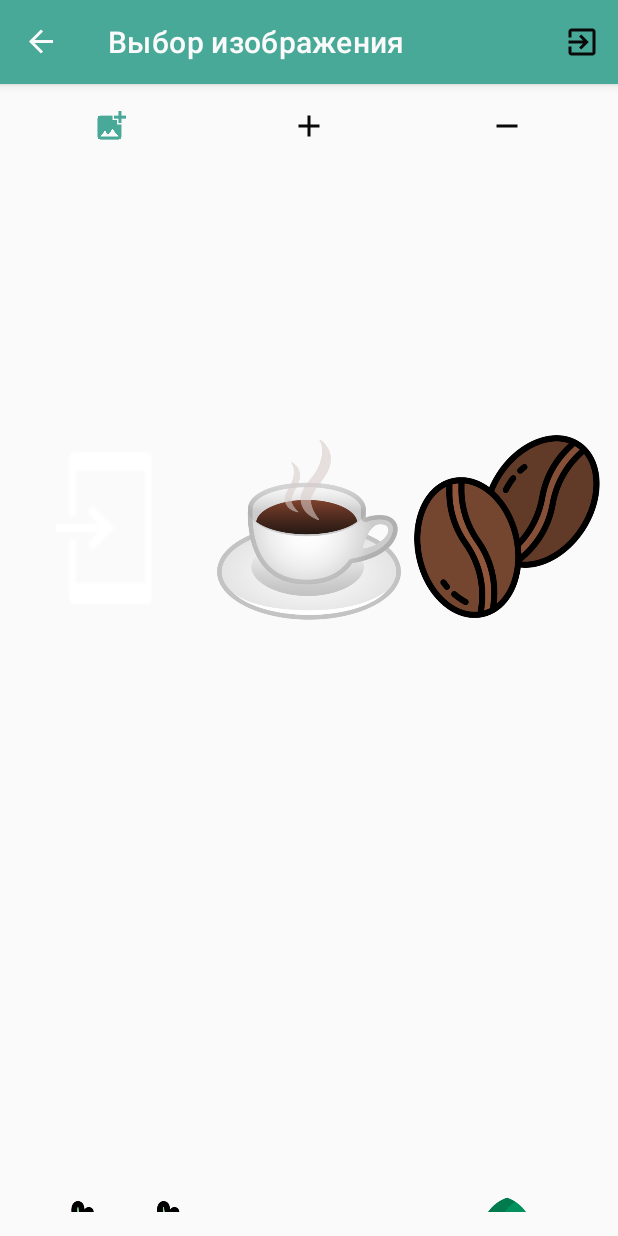
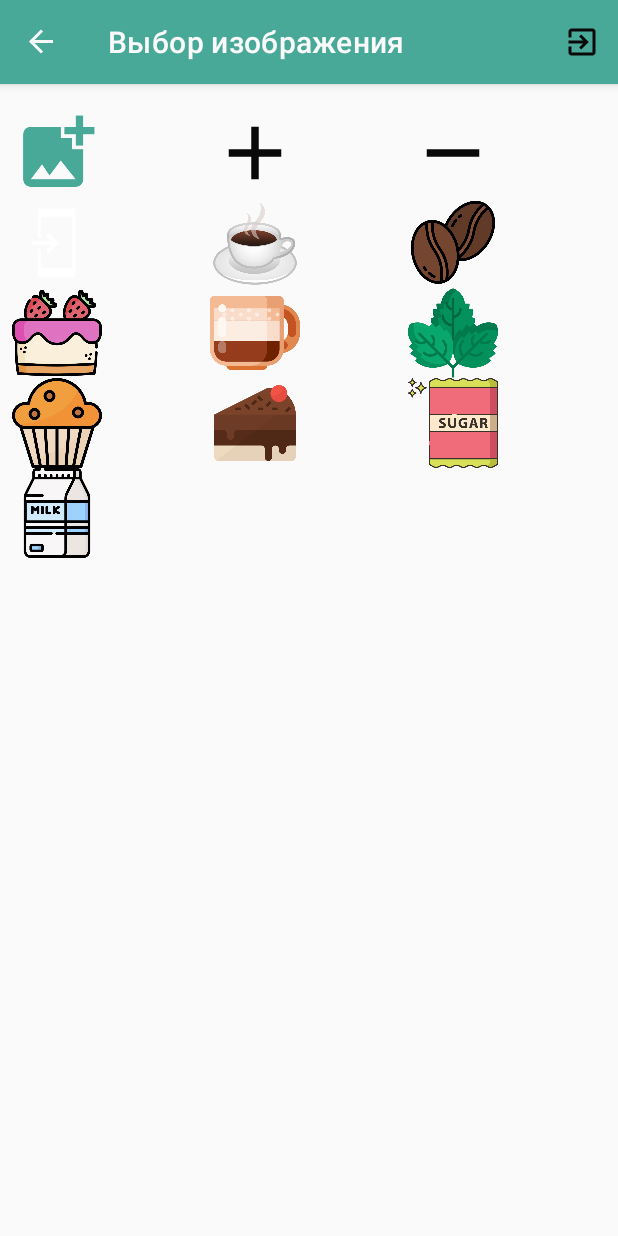
Before and after one commit to Stikerok/CoffeePOS, an Android app: the ChoiceImageFragment screen opened through its navigation route, on a phone screen of 412 x 824 dp. Run offline under Robolectric (Android 15) with nearby library versions, the phone set to English and light mode, and no system bars; our stand-ins replace Firebase (no records; nobody signed in at launch, a user with empty details on screens opened directly), navigation-ui; 1 statement that could not run was skipped.

Commit message:
dd_image

```diff
--- a/app/src/main/res/layout/confirm_order_item.xml
+++ b/app/src/main/res/layout/confirm_order_item.xml
@@ -7,8 +7,8 @@
 
     <ImageView
         android:id="@+id/img_prod_item_conf"
-        android:layout_width="wrap_content"
-        android:layout_height="match_parent"
+        android:layout_width="60dp"
+        android:layout_height="60dp"
         android:layout_marginStart="5dp"
         android:layout_marginEnd="5dp"
         app:layout_constraintBottom_toBottomOf="parent"
--- a/app/src/main/res/layout/fragment_dish_card.xml
+++ b/app/src/main/res/layout/fragment_dish_card.xml
@@ -103,7 +103,7 @@
 
     <com.google.android.material.button.MaterialButton
         android:id="@+id/button_apply"
-        android:layout_width="180dp"
+        android:layout_width="170dp"
         android:layout_height="wrap_content"
         android:text="@string/apply"
         android:visibility="invisible"
@@ -112,7 +112,7 @@
 
     <com.google.android.material.button.MaterialButton
         android:id="@+id/button_edit"
-        android:layout_width="180dp"
+        android:layout_width="170dp"
         android:layout_height="wrap_content"
         android:backgroundTint="?colorError"
         android:text="@string/button_edit"
@@ -121,7 +121,7 @@
 
     <com.google.android.material.button.MaterialButton
         android:id="@+id/button_delete"
-        android:layout_width="180dp"
+        android:layout_width="170dp"
         android:layout_height="wrap_content"
         android:backgroundTint="?colorError"
         android:text="@string/button_delete"
--- a/app/src/main/res/layout/item_choise_image.xml
+++ b/app/src/main/res/layout/item_choise_image.xml
@@ -1,11 +1,14 @@
 <?xml version="1.0" encoding="utf-8"?>
 <androidx.constraintlayout.widget.ConstraintLayout xmlns:android="http://schemas.android.com/apk/res/android"
     android:layout_width="match_parent"
-    android:layout_height="wrap_content">
+    android:layout_height="wrap_content"
+    xmlns:app="http://schemas.android.com/apk/res-auto">
 
     <ImageView
         android:id="@+id/img_choice"
-        android:layout_width="match_parent"
-        android:layout_height="match_parent" />
+        android:layout_width="60dp"
+        android:layout_height="60dp"
+        app:layout_constraintTop_toTopOf="parent"
+        app:layout_constraintStart_toStartOf="parent"/>
 
 </androidx.constraintlayout.widget.ConstraintLayout>
--- a/app/src/main/res/layout/order_form_item.xml
+++ b/app/src/main/res/layout/order_form_item.xml
@@ -9,8 +9,8 @@
 
     <ImageView
         android:id="@+id/img_prod_item"
-        android:layout_width="0dp"
-        android:layout_height="match_parent"
+        android:layout_width="60dp"
+        android:layout_height="60dp"
         app:layout_constraintBottom_toBottomOf="parent"
         app:layout_constraintStart_toStartOf="parent"
         app:layout_constraintEnd_toStartOf="@id/text_name_prod"
```
